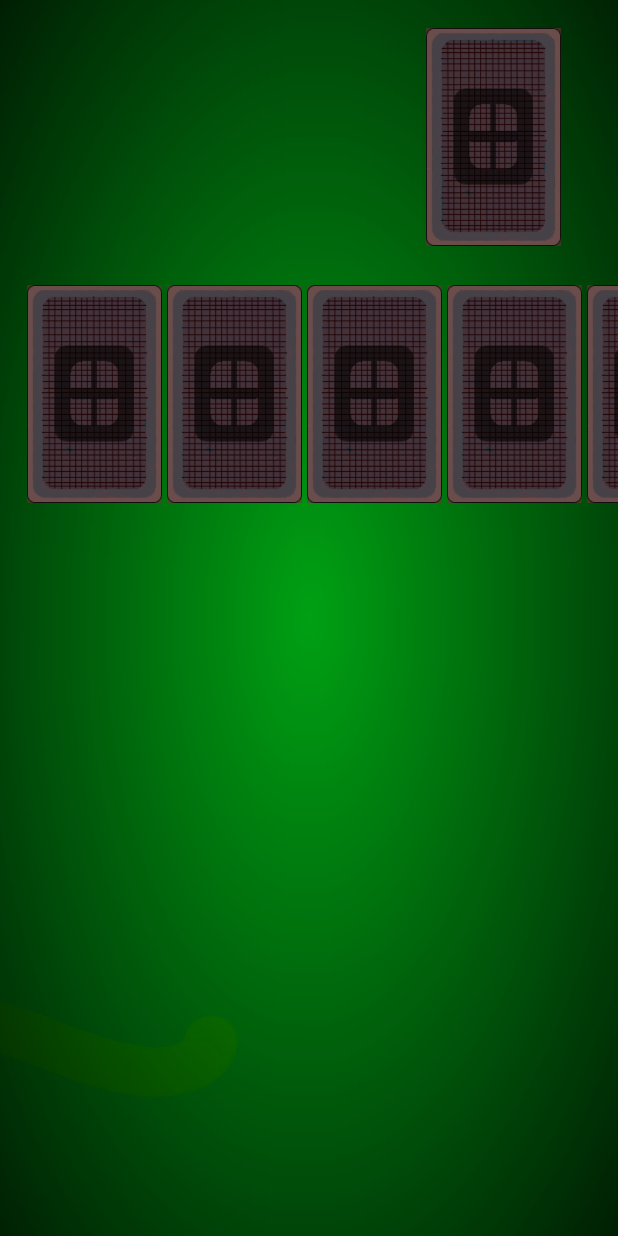
After one commit to xSallus/PorC, an Android app: the SinglePlayer screen opened directly, with no data from a screen before it, on a phone screen of 412 x 824 dp. The commit adds this screen. Run offline under Robolectric (Android 15) with nearby library versions, the phone set to English and light mode, and no system bars.

Commit message:
working on single player

```diff
--- a/Android/app/src/main/AndroidManifest.xml
+++ b/Android/app/src/main/AndroidManifest.xml
@@ -9,8 +9,15 @@
         android:roundIcon="@mipmap/ic_launcher_round"
         android:supportsRtl="true"
         android:theme="@style/AppTheme">
-        <activity android:name=".SimplePlayer"></activity>
-        <activity android:name=".GameScreen" />
+        <activity android:name=".SinglePlayer" android:theme="@style/FullscreenTheme"></activity>
+        <activity android:name=".SimplePlayer" />
+        <activity android:name=".GameScreen" >
+            <intent-filter>
+                <category android:name="android.intent.category.HOME"/>
+
+                <action android:name="android.intent.action.VIEW"/>
+            </intent-filter>
+        </activity>
         <activity
             android:name=".FullscreenActivity"
             android:configChanges="orientation|keyboardHidden|screenSize"
--- a/Android/app/src/main/java/com/xsallus/porc/GameScreen.java
+++ b/Android/app/src/main/java/com/xsallus/porc/GameScreen.java
@@ -10,7 +10,7 @@ import android.widget.Button;
 public class GameScreen extends AppCompatActivity {
 
     Button simple;
-    //Button single;
+    Button single;
 
     @Override
     protected void onCreate(Bundle savedInstanceState) {
@@ -26,14 +26,13 @@ public class GameScreen extends AppCompatActivity {
             }
         });
 
-        //Single Player Game Button Implementation
-       /* single = findViewById(R.id.sngplayer);
+        single = findViewById(R.id.sngplayer);
         single.setOnClickListener(new View.OnClickListener() {
             @Override
             public void onClick(View v) {
                 Intent intent = new Intent(GameScreen.this, SinglePlayer.class);
                 startActivity(intent);
             }
-        });*/
+        });
     }
 }
--- /dev/null
+++ b/Android/app/src/main/java/com/xsallus/porc/SinglePlayer.java
@@ -0,0 +1,14 @@
+package com.xsallus.porc;
+
+import androidx.appcompat.app.AppCompatActivity;
+
+import android.os.Bundle;
+
+public class SinglePlayer extends AppCompatActivity {
+
+    @Override
+    protected void onCreate(Bundle savedInstanceState) {
+        super.onCreate(savedInstanceState);
+        setContentView(R.layout.single_player);
+    }
+}
--- /dev/null
+++ b/Android/app/src/main/res/layout/single_player.xml
@@ -0,0 +1,93 @@
+<?xml version="1.0" encoding="utf-8"?>
+<androidx.constraintlayout.widget.ConstraintLayout xmlns:android="http://schemas.android.com/apk/res/android"
+    xmlns:app="http://schemas.android.com/apk/res-auto"
+    xmlns:tools="http://schemas.android.com/tools"
+    android:layout_width="match_parent"
+    android:layout_height="match_parent"
+    android:background="@drawable/menu_bkg"
+    tools:context=".SinglePlayer">
+
+    <LinearLayout
+        android:layout_width="wrap_content"
+        android:layout_height="wrap_content"
+        android:layout_marginStart="18sp"
+        android:layout_marginTop="18dp"
+        android:orientation="horizontal"
+        app:layout_constraintStart_toStartOf="parent"
+        app:layout_constraintTop_toTopOf="@+id/guideline5">
+
+        <ImageView
+            android:contentDescription="@string/player_cards"
+            android:id="@+id/pcard1"
+            android:layout_width="90dp"
+            android:layout_height="145dp"
+            android:background="@drawable/back_card" />
+
+        <ImageView
+            android:contentDescription="@string/player_cards"
+            android:id="@+id/pcard2"
+            android:layout_marginStart="3dp"
+            android:layout_width="90dp"
+            android:layout_height="145dp"
+            android:background="@drawable/back_card" />
+
+        <ImageView
+            android:contentDescription="@string/player_cards"
+            android:id="@+id/pcard3"
+            android:layout_marginStart="3dp"
+            android:layout_width="90dp"
+            android:layout_height="145dp"
+            android:background="@drawable/back_card" />
+
+        <ImageView
+            android:contentDescription="@string/player_cards"
+            android:id="@+id/pcard4"
+            android:layout_marginStart="3dp"
+            android:layout_width="90dp"
+            android:layout_height="145dp"
+            android:background="@drawable/back_card" />
+
+        <ImageView
+            android:contentDescription="@string/player_cards"
+            android:id="@+id/pcard5"
+            android:layout_marginStart="3dp"
+            android:layout_width="90dp"
+            android:layout_height="145dp"
+            android:background="@drawable/back_card" />
+
+        <ImageView
+            android:contentDescription="@string/player_cards"
+            android:id="@+id/pcard6"
+            android:layout_marginStart="3dp"
+            android:layout_width="90dp"
+            android:layout_height="145dp"
+            android:background="@drawable/back_card" />
+
+        <ImageView
+            android:contentDescription="@string/player_cards"
+            android:id="@+id/pcard7"
+            android:layout_marginStart="3dp"
+            android:layout_width="90dp"
+            android:layout_height="145dp"
+            android:background="@drawable/back_card" />
+
+    </LinearLayout>
+
+    <ImageView
+        android:id="@+id/drop_card"
+        android:layout_width="90dp"
+        android:layout_height="145dp"
+        android:layout_marginStart="284dp"
+        android:layout_marginBottom="8dp"
+        android:background="@drawable/back_card"
+        app:layout_constraintBottom_toTopOf="@+id/guideline5"
+        app:layout_constraintStart_toStartOf="parent" />
+
+    <androidx.constraintlayout.widget.Guideline
+        android:id="@+id/guideline5"
+        android:layout_width="wrap_content"
+        android:layout_height="wrap_content"
+        android:orientation="horizontal"
+        app:layout_constraintGuide_begin="172dp" />
+
+</androidx.constraintlayout.widget.ConstraintLayout>
--- a/Android/app/src/main/res/values/strings.xml
+++ b/Android/app/src/main/res/values/strings.xml
@@ -10,4 +10,5 @@
     <string name="simpleplayer">Simple Player</string>
     <string name="someplayers">Multplayer Local</string>
     <string name="manyplayers">Multplayer Online</string>
+    <string name="player_cards">Player cards</string>
 </resources>
```
